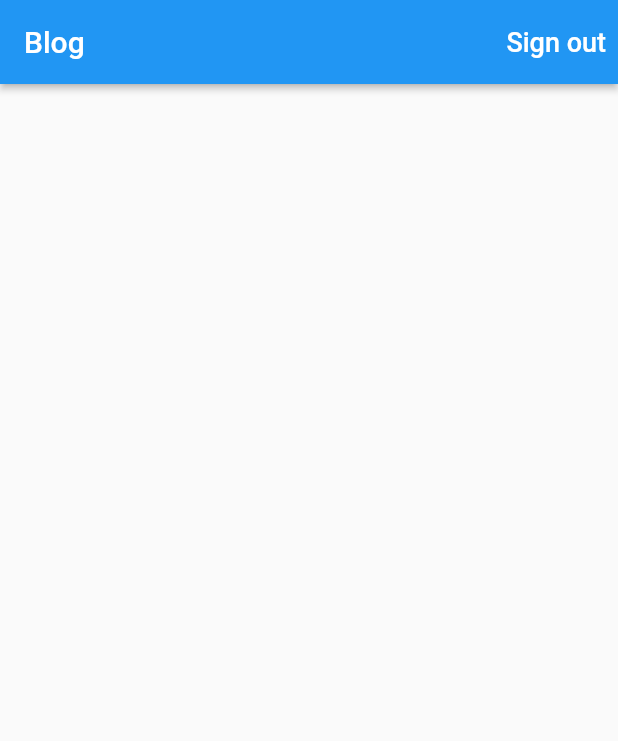
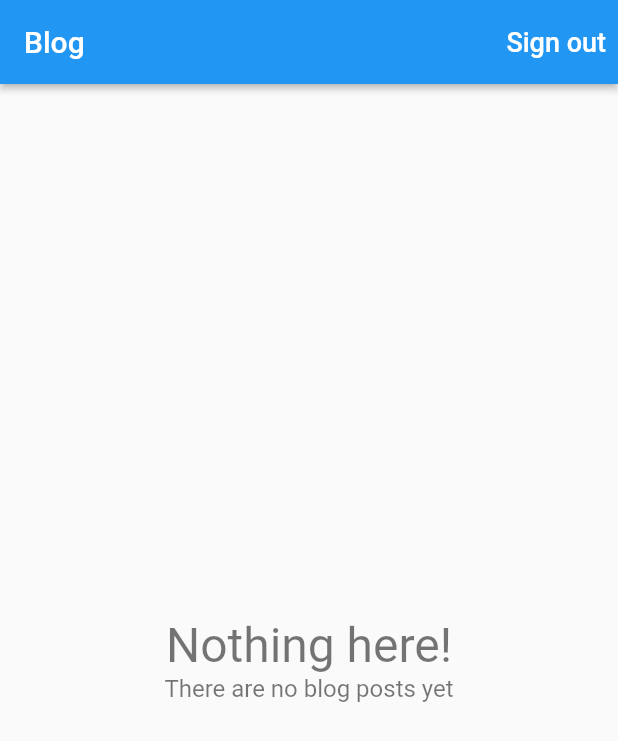
Before and after one commit to agentblythe/bethel_smallholding, a Flutter app: the screen it shows once a user with an empty profile is signed in, on a phone screen of 412 x 824 dp. Shown: the top 741 px of the screen. Run offline on Flutter 3.47's test engine with Material 2 defaults, Android fonts, the phone set to English and light mode, and no system bars; our stand-ins replace cloud_firestore, firebase_auth, firebase_core, firebase_storage, google_sign_in, image_picker; missing offline and left inert: flutter_login_facebook; accounts and stored records are empty; generated files the repository leaves out were written again.

Commit message:
Added widget for empty blog

```diff
--- a/lib/app/home/blog/blog_page.dart
+++ b/lib/app/home/blog/blog_page.dart
@@ -1,5 +1,6 @@
 import 'package:bethel_smallholding/app/home/blog/edit_blog_post_page.dart';
 import 'package:bethel_smallholding/app/home/blog/blog_post_tile.dart';
+import 'package:bethel_smallholding/app/home/blog/empty_blog.dart';
 import 'package:bethel_smallholding/app/home/blog/view_blog_post_page.dart';
 import 'package:bethel_smallholding/app/home/models/blog_post.dart';
 import 'package:bethel_smallholding/common_widgets/show_alert_dialog.dart';
@@ -96,7 +97,10 @@ class BlogPage extends StatelessWidget {
       builder: (context, snapshot) {
         if (snapshot.hasData) {
           final blogPosts = snapshot.data;
-          if (blogPosts != null) {
+          if (blogPosts == null || blogPosts.isEmpty) {
+            return const EmptyBlog();
+          }
+
           final children = blogPosts
               .map(
                 (blogPost) => BlogPostTile(
@@ -112,7 +116,6 @@ class BlogPage extends StatelessWidget {
             children: children,
           );
         }
-        }
         if (snapshot.hasError) {
           var error = snapshot.error.toString();
           return Center(child: Text("Some error occurred : $error"));
--- /dev/null
+++ b/lib/app/home/blog/empty_blog.dart
@@ -0,0 +1,37 @@
+import 'package:flutter/material.dart';
+
+class EmptyBlog extends StatelessWidget {
+  final String title;
+  final String message;
+
+  const EmptyBlog(
+      {Key? key,
+      this.title = "Nothing here!",
+      this.message = "There are no blog posts yet"})
+      : super(key: key);
+
+  @override
+  Widget build(BuildContext context) {
+    return Center(
+      child: Column(
+        mainAxisAlignment: MainAxisAlignment.center,
+        children: [
+          Text(
+            title,
+            style: const TextStyle(
+              fontSize: 32.0,
+              color: Colors.black54,
+            ),
+          ),
+          Text(
+            message,
+            style: const TextStyle(
+              fontSize: 16.0,
+              color: Colors.black54,
+            ),
+          ),
+        ],
+      ),
+    );
+  }
+}
```
Lines whose indentation alone changed are shown as unchanged.
